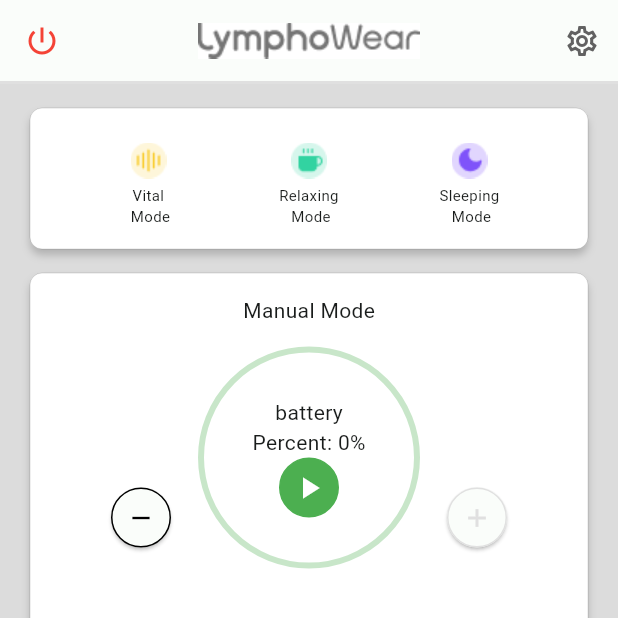
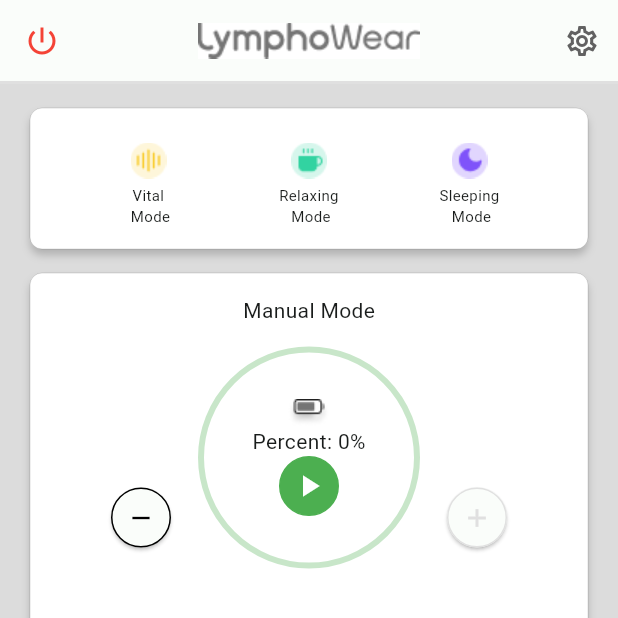
Before and after one commit to kwakdeung/lymphowear_remote_app_logging_responsive, a Flutter app: the HomeDefault screen opened directly, on a phone screen of 412 x 824 dp, the top half of it. Run offline on Flutter 3.47's test engine with Material 2 defaults, Android fonts, the phone set to English and light mode, and no system bars.

Commit message:
Add Battery

```diff
--- a/lib/components/circularindicator.dart
+++ b/lib/components/circularindicator.dart
@@ -93,7 +93,10 @@
                     child: Column(
                       mainAxisAlignment: MainAxisAlignment.center,
                       children: [
-                        const Text('battery'),
+                        Container(
+                          margin: const EdgeInsets.fromLTRB(0, 0, 0, 0),
+                          child: Image.asset('assets/images/Battery.png'),
+                        ),
                         Text(
                           "Percent: ${(_value * 10).round()}%",
                           style: const TextStyle(),
```
